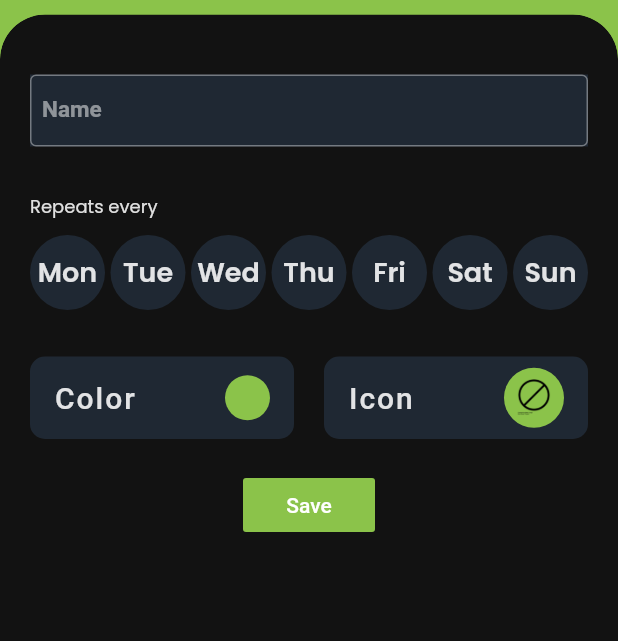
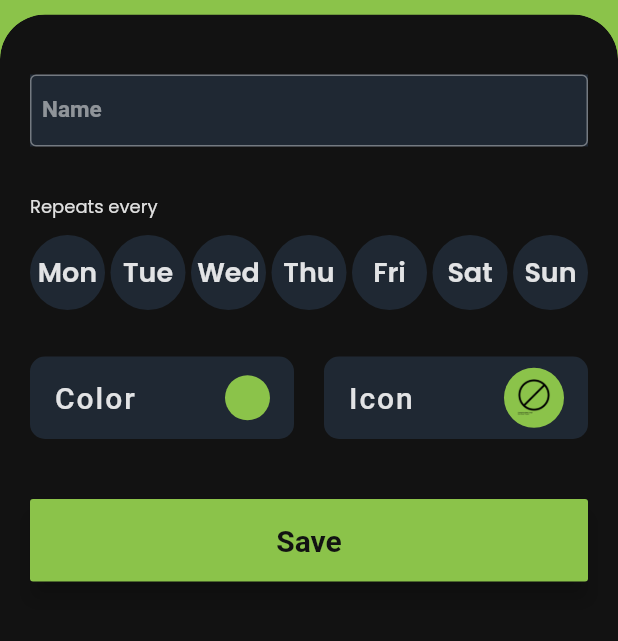
Before and after one commit to SatishBV/Habbit, a Flutter app: the CreateHabbit screen opened directly with empty values, on a phone screen of 412 x 824 dp, the part 155-796 px from its top. Run offline on Flutter 3.47's test engine with Material 2 defaults, Android fonts, the phone set to English and light mode, and no system bars; our stand-ins replace flutter_colorpicker, font_awesome_flutter, google_fonts.

Commit message:
Update the UI for the save button

```diff
--- a/lib/add_habit.dart
+++ b/lib/add_habit.dart
@@ -102,16 +102,36 @@ class _CreateHabitState extends State<CreateHabbit> {
                 ),
               ),
               SizedBox(
-                height: 20.0,
+                height: 40.0,
               ),
-              FlatButton(
+              Padding(
+                padding: EdgeInsets.symmetric(horizontal: 20.0),
+                child: Row(
+                  // crossAxisAlignment: CrossAxisAlignment.start,
+                  children: <Widget>[
+                    Expanded(
+                      child: ButtonTheme(
+                        height: 55.0,
+                        minWidth: 200.0,
+                        child: RaisedButton(
+                          elevation: 6.0,
                           color: _activeColor,
-                child: Text('Save'),
+                          child: Text(
+                            'Save',
+                            style: kHomePageCardTitle.copyWith(
+                              color: kPrimaryBlackColor,
+                            ),
+                          ),
                           onPressed: () {
                             if (validateInformation()) {
                               Navigator.pop(context, widget.onSave(habit));
                             } else {}
                           },
+                        ),
+                      ),
+                    ),
+                  ],
+                ),
               )
             ],
           ),
```
Lines whose indentation alone changed are shown as unchanged.
